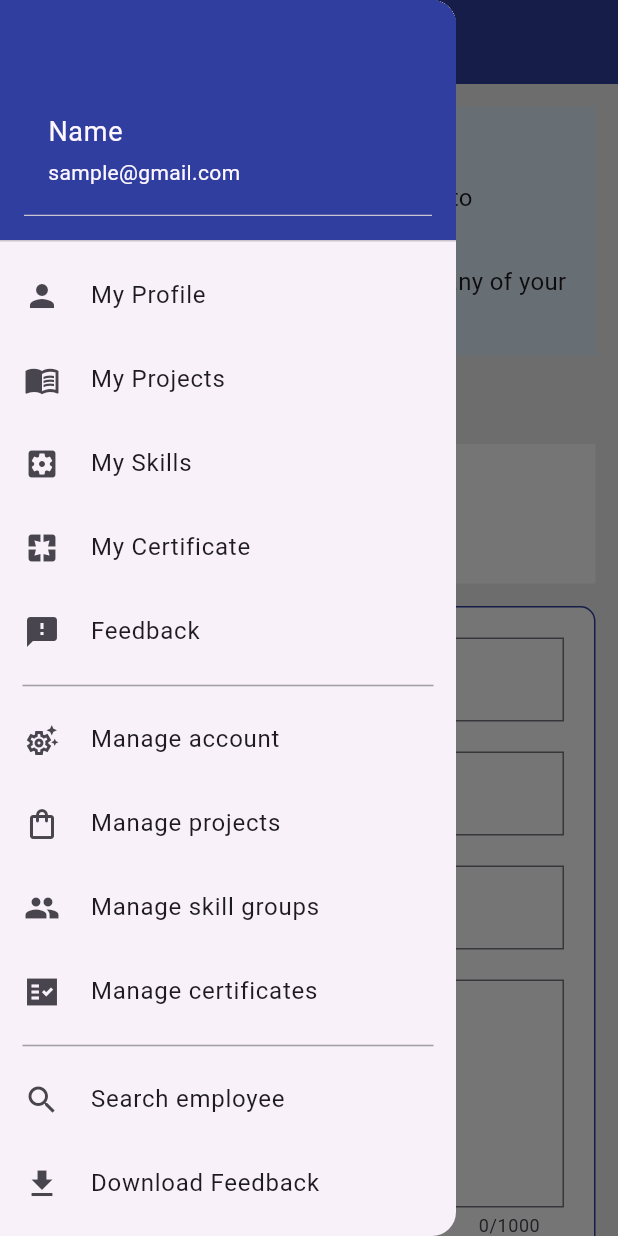
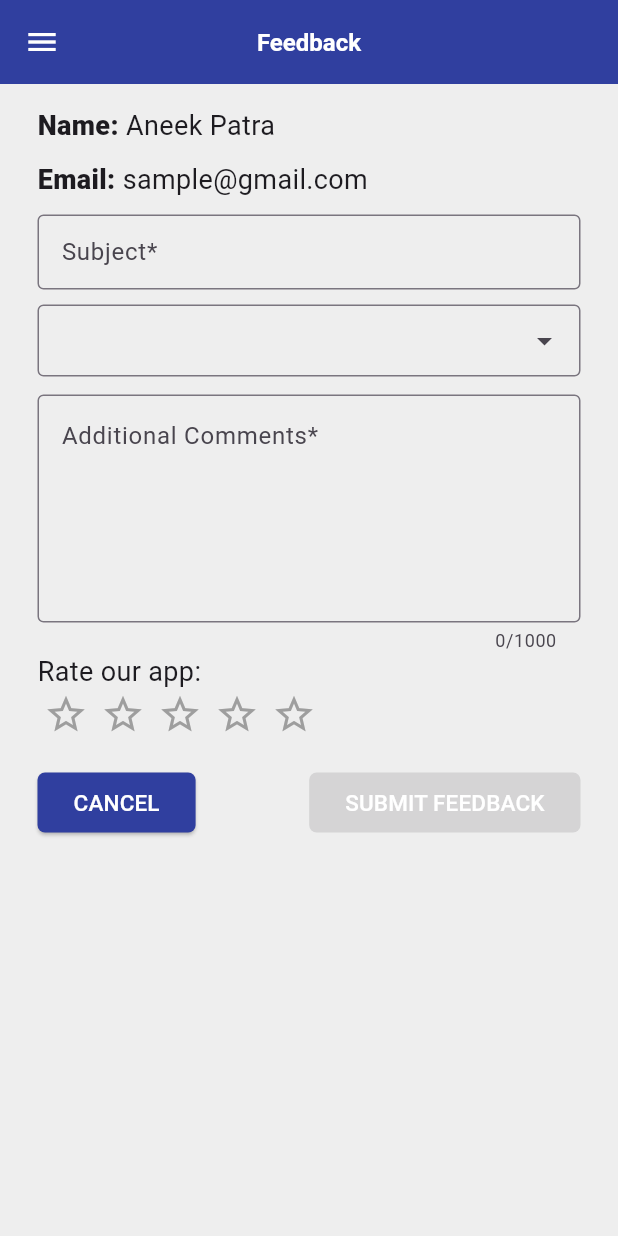
Before and after one commit to RahulMoreNttdata/NTT-DATA-SkillsTrackerMobileApp, a Flutter app: the DrawerWidget widget shown alone on an empty page, opened directly, after a tap on "My Profile", after a tap on the "menu" icon, after a tap on "Feedback", on a phone screen of 412 x 824 dp. Run offline on Flutter 3.47's test engine with Material 3 defaults, Android fonts, the light colour scheme and no system bars; drawn by our look-alikes of dropdown_search, flutter_rating_bar.

Commit message:
@Yati feedback.dart & download_feedback.dart completed.

```diff
--- a/lib/core/utils/drawerWidget.dart
+++ b/lib/core/utils/drawerWidget.dart
@@ -1,4 +1,6 @@
 import 'package:flutter/material.dart';
+import 'package:skills_tracker_mobile_app/modules/dashboard/download_feedback/download_feedback.dart';
+import 'package:skills_tracker_mobile_app/modules/dashboard/feedback/feedback.dart';
 import '../../modules/dashboard/manage_projects/manage_projects.dart';
 import '../../modules/dashboard/my_certificates/manage_certificates.dart';
 import '../../modules/dashboard/my_profile/my_profile.dart';
@@ -6,10 +8,15 @@ import '../constants/color.dart';
 import '../constants/common_strings.dart';
 import '../constants/icons.dart';
 
-class DrawerWidget extends StatelessWidget {
+class DrawerWidget extends StatefulWidget {
   BuildContext context;
-   DrawerWidget({super.key,required this.context});
+  DrawerWidget({super.key, required this.context});
 
+  @override
+  State<DrawerWidget> createState() => _DrawerWidgetState();
+}
+
+class _DrawerWidgetState extends State<DrawerWidget> {
   @override
   Widget build(BuildContext context) {
     return Drawer(
@@ -35,62 +42,88 @@ class DrawerWidget extends StatelessWidget {
                 style: TextStyle(fontSize: 18),
               ),
               accountEmail: Text("sample@gmail.com"),
-
             ), //UserAccountDrawerHeader
           ),
-          commonListTile(context,StringManager.myProfileString , IconsManager.myProfileIcon),//DrawerHeader
-          commonListTile(context,StringManager.myProjectString, IconsManager.myProjectIcon),
-          commonListTile(context,StringManager.mySkillsString, IconsManager.mySkillsIcon),
-          commonListTile(context,StringManager.myCertificatesString, IconsManager.myCertificateIcon),
-          commonListTile(context,StringManager.feedbackString, IconsManager.feedbackIcon),
+          commonListTile(context, StringManager.myProfileString,
+              IconsManager.myProfileIcon), //DrawerHeader
+          commonListTile(context, StringManager.myProjectString,
+              IconsManager.myProjectIcon),
+          commonListTile(
+              context, StringManager.mySkillsString, IconsManager.mySkillsIcon),
+          commonListTile(context, StringManager.myCertificatesString,
+              IconsManager.myCertificateIcon),
+          commonListTile(
+              context, StringManager.feedbackString, IconsManager.feedbackIcon),
           Padding(
             padding: const EdgeInsets.symmetric(horizontal: 15.0),
-            child: Divider(color: Colors.grey[500],),
+            child: Divider(
+              color: Colors.grey[500],
+            ),
           ),
-          commonListTile(context,StringManager.manageAccountString, IconsManager.manageAccountIcon),
-          commonListTile(context,StringManager.manageProjectsString, IconsManager.manageProjectsIcon),
-          commonListTile(context,StringManager.manageSkillGroupsString, IconsManager.manageSkillGroupsIcon),
-          commonListTile(context,StringManager.manageCertificatesString, IconsManager.manageCertificatesIcon),
+          commonListTile(context, StringManager.manageAccountString,
+              IconsManager.manageAccountIcon),
+          commonListTile(context, StringManager.manageProjectsString,
+              IconsManager.manageProjectsIcon),
+          commonListTile(context, StringManager.manageSkillGroupsString,
+              IconsManager.manageSkillGroupsIcon),
+          commonListTile(context, StringManager.manageCertificatesString,
+              IconsManager.manageCertificatesIcon),
           Padding(
             padding: const EdgeInsets.symmetric(horizontal: 15.0),
-            child: Divider(color: Colors.grey[500],),
+            child: Divider(
+              color: Colors.grey[500],
+            ),
           ),
-          commonListTile(context,StringManager.searchEmployeeString, IconsManager.searchEmployeeIcon),
-          commonListTile(context,StringManager.downloadFeedbackString, IconsManager.downloadFeedbackIcon),
-
+          commonListTile(context, StringManager.searchEmployeeString,
+              IconsManager.searchEmployeeIcon),
+          commonListTile(context, StringManager.downloadFeedbackString,
+              IconsManager.downloadFeedbackIcon),
         ],
       ),
     );
   }
 
-  Widget commonListTile(BuildContext context,String text, Icon icon){
+  Widget commonListTile(BuildContext context, String text, Icon icon) {
     return ListTile(
       leading: icon,
-      title:  Text(text),
+      title: Text(text),
       onTap: () {
-        if(text==' My Profile '){
+        if (text == ' My Profile ') {
           print(text);
           Navigator.pop(context);
           Navigator.push(
             context,
             MaterialPageRoute(builder: (context) => const MyProfile()),
           );
-        }else if(text==' Manage projects '){
+        } else if (text == ' Manage projects ') {
           print(text);
           Navigator.pop(context);
           Navigator.push(
             context,
             MaterialPageRoute(builder: (context) => const ManageProjects()),
           );
-        }else if(text==' Manage certificates '){
+        } else if (text == ' Manage certificates ') {
           print(text);
           Navigator.pop(context);
           Navigator.push(
             context,
             MaterialPageRoute(builder: (context) => const ManageCertificates()),
           );
+        } else if (text == ' Feedback ') {
+          print(text);
+          Navigator.pop(context);
+          Navigator.push(
+            context,
+            MaterialPageRoute(builder: (context) => const MyFeedback()),
+          );
+        } else if (text == ' Download Feedback ') {
+          print(text);
+          Navigator.pop(context);
+          Navigator.push(
+            context,
+            MaterialPageRoute(builder: (context) => const AlertDialogBox()),
+          );
         }
-
       },
     );
   }
--- /dev/null
+++ b/lib/modules/dashboard/download_feedback/download_feedback.dart
@@ -0,0 +1,42 @@
+import 'package:flutter/material.dart';
+
+class AlertDialogBox extends StatelessWidget {
+  const AlertDialogBox({super.key});
+
+  @override
+  Widget build(BuildContext context) {
+    return MaterialApp(
+      home: Scaffold(
+        appBar: AppBar(title: const Text('AlertDialog Sample')),
+        body: const Center(
+          child: AlertDialogEx(),
+        ),
+      ),
+    );
+  }
+}
+
+class AlertDialogEx extends StatelessWidget {
+  const AlertDialogEx({super.key});
+
+  @override
+  Widget build(BuildContext context) {
+    return MaterialApp(
+      home: Scaffold(
+        body: AlertDialog(
+          title: const Text('Download'),
+          content: const Text('Feedback downloaded'),
+          actions: <Widget>[
+            TextButton(
+              // onPressed: () => Navigator.pop(context),
+                onPressed: () {},
+                child: TextButton(
+                  onPressed: () => Navigator.pop(context),
+                  child: Text('Ok'),
+                ))
+          ],
+        ),
+      ),
+    );
+  }
+}
--- /dev/null
+++ b/lib/modules/dashboard/feedback/feedback.dart
@@ -0,0 +1,270 @@
+import 'dart:core';
+
+import 'package:dropdown_search/dropdown_search.dart';
+import 'package:flutter/material.dart';
+import 'package:flutter/services.dart';
+import 'package:flutter_rating_bar/flutter_rating_bar.dart';
+import 'package:skills_tracker_mobile_app/core/utils/drawerWidget.dart';
+import '../../../core/constants/color.dart';
+import '../../../core/constants/common_strings.dart';
+
+class MyFeedback extends StatefulWidget {
+  const MyFeedback({super.key});
+  @override
+  State<MyFeedback> createState() => _MyFeedbackState();
+}
+
+class _MyFeedbackState extends State<MyFeedback> {
+  var feedbackCategories = [
+    'Select Category',
+    'Report a Bug',
+    'Feature Request',
+    'General Feedback',
+    'Missing Account/Project',
+    'Missing Skill',
+    'Missing Certification',
+  ];
+  String dropdownValue = 'Select Category';
+
+  bool isButtonActive = false;
+  late TextEditingController additionalFeedback;
+  late TextEditingController subjectcontroller;
+
+  @override
+  void initState() {
+    super.initState();
+
+    additionalFeedback = TextEditingController();
+    additionalFeedback.addListener(() {
+      final isButtonActive = additionalFeedback.text.isNotEmpty;
+      setState(() => this.isButtonActive = isButtonActive);
+    });
+
+    subjectcontroller = TextEditingController();
+    subjectcontroller.addListener(() {
+      final isButtonActive = subjectcontroller.text.isNotEmpty;
+      setState(() => this.isButtonActive = isButtonActive);
+    });
+  }
+
+  @override
+  void dispose() {
+    additionalFeedback.dispose();
+    subjectcontroller.dispose();
+
+    super.dispose();
+  }
+
+  @override
+  Widget build(BuildContext context) {
+    return SafeArea(
+      child: Scaffold(
+          backgroundColor: ColorManager.backgroundLightGrey,
+          appBar: AppBar(
+            systemOverlayStyle: const SystemUiOverlayStyle(
+              statusBarColor: Colors.grey,
+              statusBarIconBrightness: Brightness.dark,
+              statusBarBrightness: Brightness.light,
+            ),
+            leading: Builder(
+              builder: (context) => IconButton(
+                icon: new Icon(
+                  Icons.menu,
+                  color: Colors.white,
+                ),
+                onPressed: () => Scaffold.of(context).openDrawer(),
+              ),
+            ),
+            title: const Text(
+              StringManager.feedbackString,
+              style: TextStyle(
+                color: Colors.white,
+                fontSize: 16,
+                fontWeight: FontWeight.w600,
+              ),
+            ),
+            centerTitle: true,
+            backgroundColor: Theme.of(context).primaryColor,
+          ),
+          drawer: DrawerWidget(
+            context: context,
+          ),
+          body: SingleChildScrollView(
+              child: Padding(
+                padding:
+                const EdgeInsets.symmetric(horizontal: 25.0, vertical: 15.0),
+                child: Column(
+                  crossAxisAlignment: CrossAxisAlignment.start,
+                  children: [
+                    Row(
+                      children: [
+                        Text(
+                          "Name: ",
+                          style:
+                          TextStyle(fontSize: 18, fontWeight: FontWeight.w900),
+                        ),
+                        Text(
+                          "Aneek Patra ",
+                          style:
+                          TextStyle(fontSize: 18, fontWeight: FontWeight.w400),
+                        ),
+                      ],
+                    ),
+                    SizedBox(
+                      height: 10,
+                    ),
+                    Row(
+                      children: [
+                        Text(
+                          "Email: ",
+                          style:
+                          TextStyle(fontSize: 18, fontWeight: FontWeight.w900),
+                        ),
+                        Text(
+                          "sample@gmail.com",
+                          style:
+                          TextStyle(fontSize: 18, fontWeight: FontWeight.w400),
+                        ),
+                      ],
+                    ),
+                    SizedBox(
+                      height: 10,
+                    ),
+                    SizedBox(
+                      height: 50,
+                      child: TextFormField(
+                        decoration: InputDecoration(
+                          border: OutlineInputBorder(),
+                          labelText: 'Subject*',
+                        ),
+                        controller: subjectcontroller,
+                      ),
+                    ),
+                    // DropdownMenu<String>(
+                    //   label: const Text('Feedback Category*'),
+                    //   onSelected: (String? value) {
+                    //     setState(() {
+                    //       dropdownValue = value!;
+                    //     });
+                    //   },
+                    //   dropdownMenuEntries: feedbackCategories
+                    //       .map<DropdownMenuEntry<String>>((String value) {
+                    //     return DropdownMenuEntry(value: value, label: value);
+                    //   }).toList(),
+                    // ),
+                    SizedBox(
+                      height: 10,
+                    ),
+                    Container(
+                      height: 60,
+                      child: DropdownSearch<String>(
+                        //to show search box
+                        // showSearchBox: true,
+                        // showSelectedItem: true,
+                        //list of dropdown items
+                        items: [
+                          "India",
+                          "USA",
+                          "Brazil",
+                          "Canada",
+                          "Australia",
+                          "Singapore"
+                        ],
+                        // label: "Country",
+                        onChanged: print,
+                        //show selected item
+                        selectedItem: "",
+                      ),
+                    ),
+
+                    SizedBox(
+                      width: 370,
+                      child: TextField(
+                        maxLines: 5,
+                        maxLength: 1000,
+                        decoration: InputDecoration(
+                          alignLabelWithHint: true,
+                          border: OutlineInputBorder(),
+                          labelText: 'Additional Comments*',
+                        ),
+                        controller: additionalFeedback,
+                      ),
+                    ),
+                    Text(
+                      'Rate our app:',
+                      style: TextStyle(fontSize: 18, fontWeight: FontWeight.w400),
+                    ),
+                    RatingBar(
+                      initialRating: 0,
+                      itemSize: 30.0,
+                      direction: Axis.horizontal,
+                      allowHalfRating: false,
+                      itemCount: 5,
+                      glowColor: Colors.amber,
+                      ratingWidget: RatingWidget(
+                          full: const Icon(
+                            Icons.star_outlined,
+                            color: Colors.amber,
+                          ),
+                          empty: const Icon(
+                            Icons.star_border,
+                            color: Colors.grey,
+                          ),
+                          half: const Icon(
+                            Icons.star_half_outlined,
+                            color: Colors.amber,
+                          )),
+                      itemPadding: const EdgeInsets.symmetric(horizontal: 4.0),
+                      onRatingUpdate: (rating) {
+                        print(rating);
+                      },
+                    ),
+                    SizedBox(
+                      height: 20,
+                    ),
+                    Row(
+                      mainAxisAlignment: MainAxisAlignment.spaceBetween,
+                      children: [
+                        ElevatedButton(
+                          onPressed: () {},
+                          style: ElevatedButton.styleFrom(
+                            backgroundColor: ColorManager.appTheme,
+                            shape: RoundedRectangleBorder(
+                              borderRadius: BorderRadius.circular(5), // <-- Radius
+                            ),
+                          ),
+                          child: const Text(
+                            'CANCEL',
+                            style: TextStyle(color: Colors.white, fontSize: 15),
+                          ),
+                        ),
+
+                        ElevatedButton(
+                            onPressed: isButtonActive
+                                ? () {
+                              setState(() => isButtonActive = false);
+                              // controller.clear();
+                              subjectcontroller.clear();
+                              additionalFeedback.clear();
+                            }
+                                : null,
+                            style: ElevatedButton.styleFrom(
+                              backgroundColor: ColorManager.appTheme,
+                              shape: RoundedRectangleBorder(
+                                borderRadius:
+                                BorderRadius.circular(5), // <-- Radius
+                              ),
+                            ),
+                            child: Text(
+                              'SUBMIT FEEDBACK',
+                              style: TextStyle(color: Colors.white, fontSize: 15),
+                            )),
+                        // ),
+                      ],
+                    )
+                  ],
+                ),
+              ))),
+    );
+  }
+}
--- a/pubspec.yaml
+++ b/pubspec.yaml
@@ -36,6 +36,7 @@ dependencies:
   # Use with the CupertinoIcons class for iOS style icons.
   cupertino_icons: ^1.0.6
   dropdown_search: ^5.0.6
+  flutter_rating_bar: ^4.0.1
 
 dev_dependencies:
   flutter_test:
```
Also changed, not shown: pubspec.lock.
